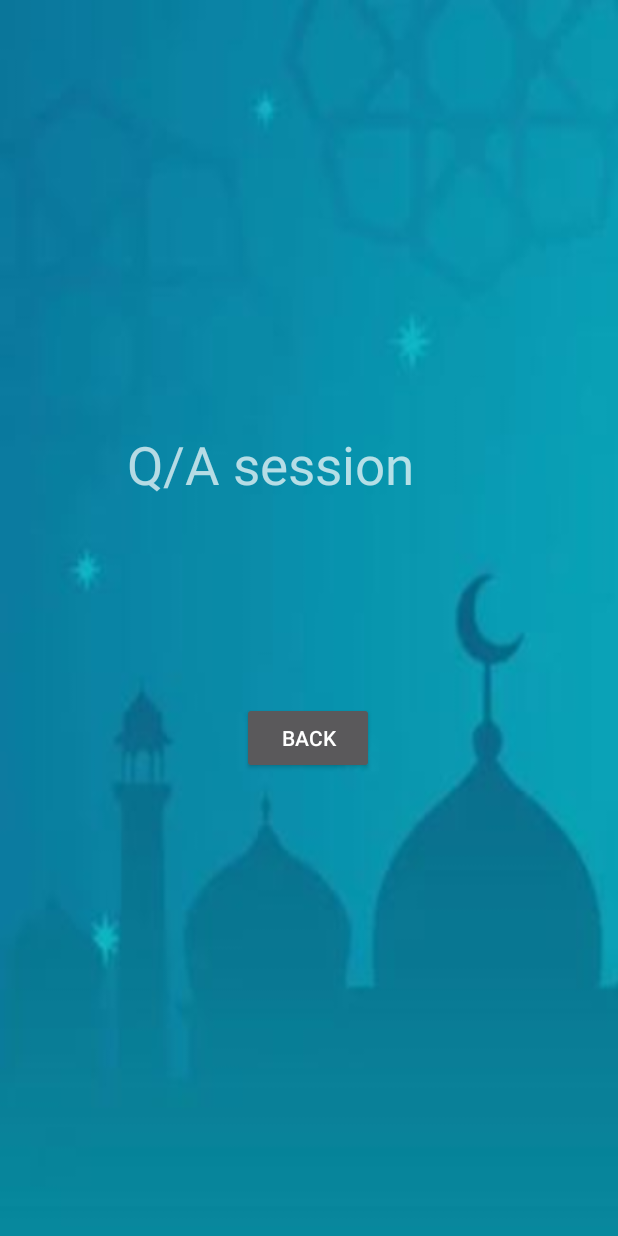
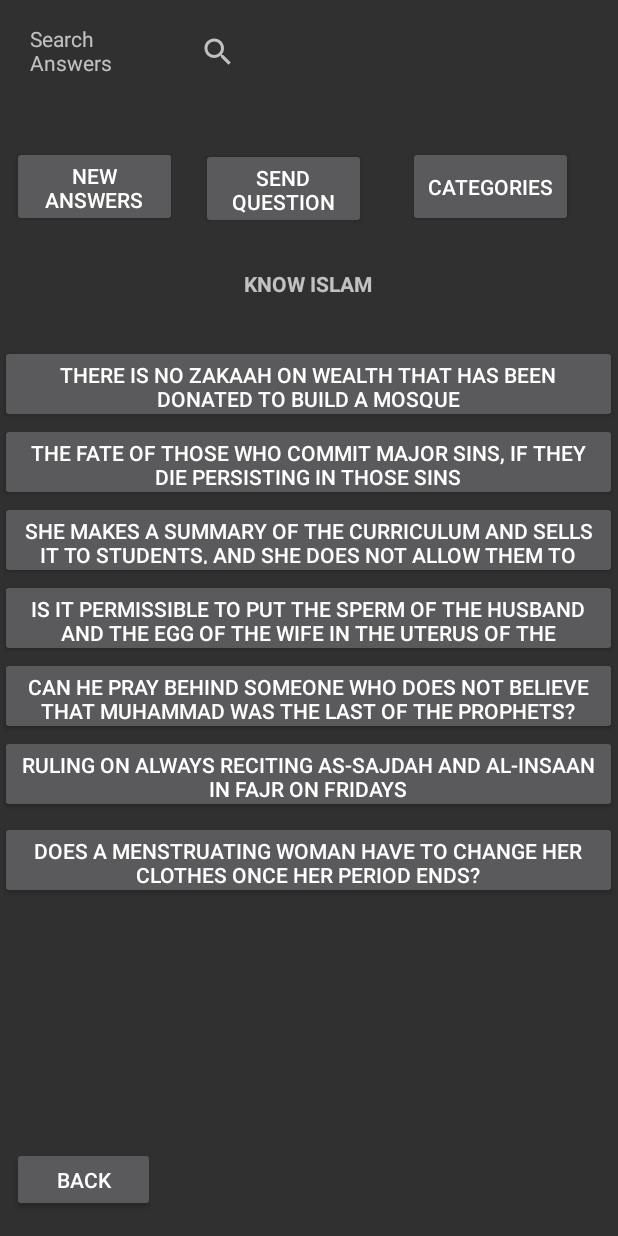
Before and after one commit to dannyz61/Prayer-Learner, an Android app: the QA screen opened directly, with no data from a screen before it, on a phone screen of 412 x 824 dp. Run offline under Robolectric (Android 15) with nearby library versions, the phone set to English and light mode, and no system bars.

Commit message:
QA module added

```diff
--- a/app/src/main/res/layout/activity_qa.xml
+++ b/app/src/main/res/layout/activity_qa.xml
@@ -4,30 +4,155 @@
     xmlns:tools="http://schemas.android.com/tools"
     android:layout_width="match_parent"
     android:layout_height="match_parent"
-    android:background="@drawable/wall1"
+
     tools:context=".QA">
 
     <Button
         android:id="@+id/button3"
-        android:layout_width="wrap_content"
-        android:layout_height="wrap_content"
-        android:layout_marginBottom="308dp"
+        android:layout_width="95dp"
+        android:layout_height="43dp"
+        android:layout_marginBottom="16dp"
         android:text="Back"
         app:layout_constraintBottom_toBottomOf="parent"
+        app:layout_constraintEnd_toStartOf="@+id/searchView"
+        app:layout_constraintHorizontal_bias="0.307"
+        app:layout_constraintStart_toStartOf="parent"
+        tools:ignore="TouchTargetSizeCheck" />
+
+    <SearchView
+        android:id="@+id/searchView"
+        android:layout_width="194dp"
+        android:layout_height="37dp"
+        android:layout_marginTop="16dp"
         app:layout_constraintEnd_toEndOf="parent"
-        app:layout_constraintHorizontal_bias="0.498"
-        app:layout_constraintStart_toStartOf="parent" />
+        app:layout_constraintHorizontal_bias="0.557"
+        app:layout_constraintStart_toStartOf="parent"
+        app:layout_constraintTop_toTopOf="parent" />
+
+    <Button
+        android:id="@+id/button"
+        android:layout_width="110dp"
+        android:layout_height="54dp"
+        android:layout_marginStart="8dp"
+        android:layout_marginTop="44dp"
+        android:text="new answers"
+        app:layout_constraintStart_toStartOf="parent"
+        app:layout_constraintTop_toBottomOf="@+id/searchView" />
+
+    <Button
+        android:id="@+id/button7"
+        android:layout_width="110dp"
+        android:layout_height="54dp"
+        android:layout_marginStart="28dp"
+        android:layout_marginTop="44dp"
+        android:text="Categories"
+        app:layout_constraintStart_toEndOf="@+id/button8"
+        app:layout_constraintTop_toBottomOf="@+id/searchView" />
+
+    <Button
+        android:id="@+id/button8"
+        android:layout_width="110dp"
+        android:layout_height="54dp"
+        android:layout_marginStart="16dp"
+        android:layout_marginTop="45dp"
+        android:text="Send Question"
+        app:layout_constraintStart_toEndOf="@+id/button"
+        app:layout_constraintTop_toBottomOf="@+id/searchView" />
 
     <TextView
-        android:id="@+id/qibla_textView"
-        android:layout_width="243dp"
-        android:layout_height="61dp"
-        android:layout_marginTop="28dp"
-        android:text="Q/A session"
-        android:textSize="35dp"
-        app:layout_constraintBottom_toTopOf="@+id/button3"
-        app:layout_constraintEnd_toEndOf="parent"
+        android:id="@+id/textView3"
+        android:layout_width="91dp"
+        android:layout_height="37dp"
+        android:layout_marginStart="20dp"
+        android:layout_marginTop="16dp"
+        android:text="Search Answers"
+        app:layout_constraintBottom_toTopOf="@+id/button"
+        app:layout_constraintEnd_toStartOf="@+id/searchView"
+        app:layout_constraintHorizontal_bias="0.0"
         app:layout_constraintStart_toStartOf="parent"
         app:layout_constraintTop_toTopOf="parent"
-        app:layout_constraintVertical_bias="0.681" />
+        app:layout_constraintVertical_bias="0.0" />
+
+    <TextView
+        android:id="@+id/textView4"
+        android:layout_width="364dp"
+        android:layout_height="41dp"
+        android:layout_marginTop="16dp"
+        android:backgroundTint="@color/LightGreyLine"
+        android:gravity="center"
+        android:text="KNOW ISLAM"
+        android:textStyle="bold"
+        app:layout_constraintEnd_toEndOf="parent"
+        app:layout_constraintHorizontal_bias="0.489"
+        app:layout_constraintStart_toStartOf="parent"
+        app:layout_constraintTop_toBottomOf="@+id/button8" />
+
+    <View
+        android:id="@+id/view"
+        android:layout_width="413dp"
+        android:layout_height="369dp"
+        android:layout_marginTop="20dp"
+        app:layout_constraintEnd_toEndOf="parent"
+        app:layout_constraintHorizontal_bias="0.0"
+        app:layout_constraintStart_toStartOf="parent"
+        app:layout_constraintTop_toBottomOf="@+id/textView4" />
+
+    <Button
+        android:id="@+id/button18"
+        android:layout_width="411dp"
+        android:layout_height="52dp"
+        android:text="She makes a summary of the curriculum and sells it to students, and she does not allow them to make photocopies"
+        app:layout_constraintStart_toStartOf="parent"
+        app:layout_constraintTop_toBottomOf="@+id/button23" />
+
+    <Button
+        android:id="@+id/button22"
+        android:layout_width="411dp"
+        android:layout_height="52dp"
+        android:onClick="showanswer"
+        android:text="There is no zakaah on wealth that has been donated to build a mosque"
+        app:layout_constraintStart_toStartOf="parent"
+        app:layout_constraintTop_toTopOf="@+id/view" />
+
+    <Button
+        android:id="@+id/button23"
+        android:layout_width="411dp"
+        android:layout_height="52dp"
+        android:text="The fate of those who commit major sins, if they die persisting in those sins"
+        app:layout_constraintStart_toStartOf="parent"
+        app:layout_constraintTop_toBottomOf="@+id/button22" />
+
+    <Button
+        android:id="@+id/button19"
+        android:layout_width="411dp"
+        android:layout_height="52dp"
+        android:text="Is it permissible to put the sperm of the husband and the egg of the wife in the uterus of the second wife?"
+        app:layout_constraintStart_toStartOf="parent"
+        app:layout_constraintTop_toBottomOf="@+id/button18" />
+
+    <Button
+        android:id="@+id/button20"
+        android:layout_width="411dp"
+        android:layout_height="52dp"
+        android:text="Can he pray behind someone who does not believe that Muhammad was the last of the prophets?"
+        app:layout_constraintStart_toStartOf="parent"
+        app:layout_constraintTop_toBottomOf="@+id/button19" />
+
+    <Button
+        android:id="@+id/button21"
+        android:layout_width="411dp"
+        android:layout_height="52dp"
+        android:text="Ruling on always reciting as-Sajdah and al-Insaan in Fajr on Fridays"
+        app:layout_constraintStart_toStartOf="parent"
+        app:layout_constraintTop_toBottomOf="@+id/button20" />
+
+    <Button
+        android:id="@+id/button24"
+        android:layout_width="411dp"
+        android:layout_height="52dp"
+        android:layout_marginTop="5dp"
+        android:text="Does a menstruating woman have to change her clothes once her period ends?"
+        app:layout_constraintStart_toStartOf="parent"
+        app:layout_constraintTop_toBottomOf="@+id/button21" />
+
 </androidx.constraintlayout.widget.ConstraintLayout>
--- /dev/null
+++ b/app/src/main/res/values/ids.xml
@@ -0,0 +1,15 @@
+<?xml version="1.0" encoding="utf-8"?>
+<resources>
+    <item name="searchView" type="id" />
+    <item name="button" type="id" />
+    <item name="button8" type="id" />
+    <item name="button7" type="id" />
+    <item name="view" type="id" />
+    <item name="button18" type="id" />
+    <item name="button23" type="id" />
+    <item name="button22" type="id" />
+    <item name="button20" type="id" />
+    <item name="button21" type="id" />
+    <item name="button19" type="id" />
+    <item name="button24" type="id" />
+</resources>
```
